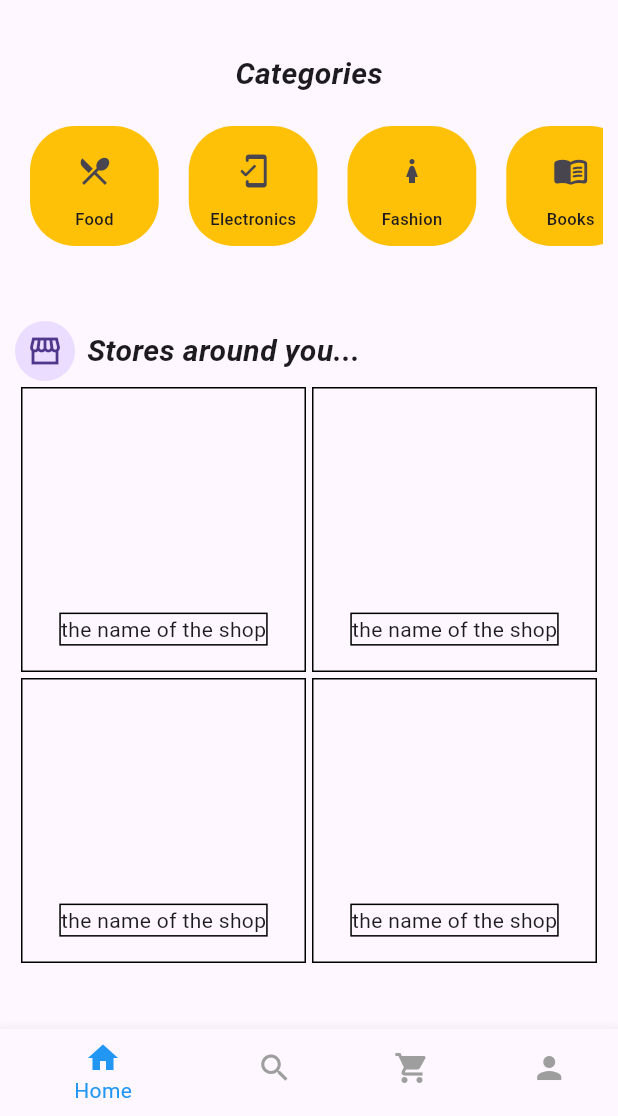
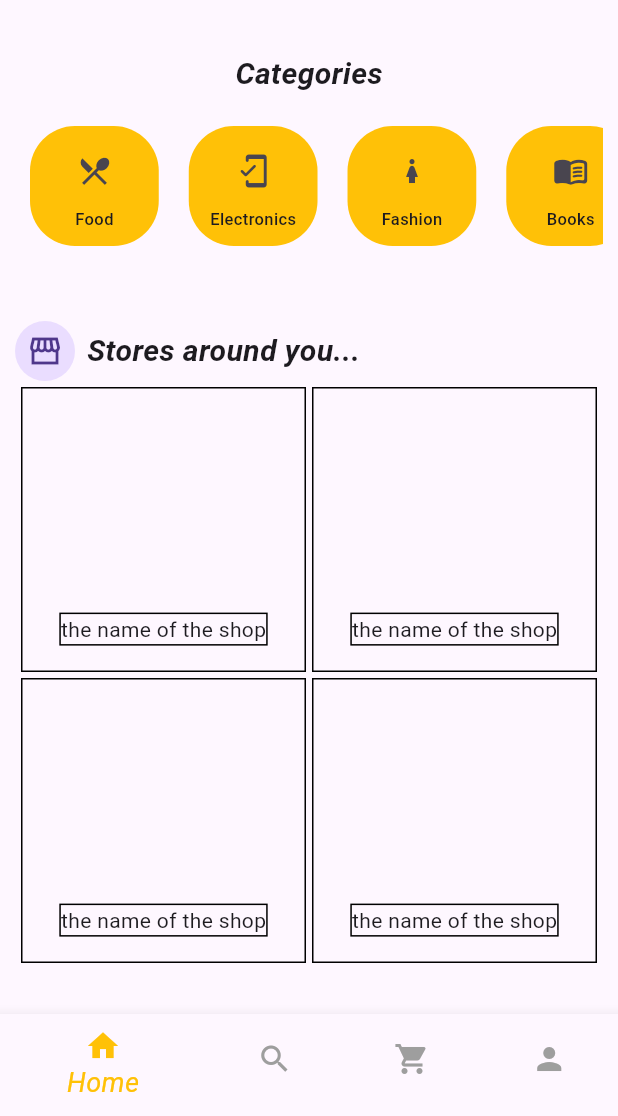
Before and after one commit to WardAlawabeda/PL_Peoject, a Flutter app: the screen it shows after launch, on a phone screen of 412 x 824 dp, the part 120-1236 px from its top. Run offline on Flutter 3.47's test engine with Material 3 defaults, Android fonts, the light colour scheme and no system bars.

Commit message:
nothing here

```diff
--- a/analysis_options.yaml
+++ b/analysis_options.yaml
@@ -7,6 +7,9 @@
 
 # The following line activates a set of recommended lints for Flutter apps,
 # packages, and plugins designed to encourage good coding practices.
+analyzer:
+  errors:
+    file_names: ignore
 include: package:flutter_lints/flutter.yaml
 
 linter:
--- a/lib/pages/SearchPage.dart
+++ b/lib/pages/SearchPage.dart
@@ -18,6 +18,10 @@ class SearchPage extends StatelessWidget {
                 suffix: Icon(Icons.search),
                 border: OutlineInputBorder(
                     borderRadius: BorderRadius.all(Radius.circular(10.0)))),
+          ),
+          //the search result goes here
+          SingleChildScrollView(
+
           )
         ],
       ),
--- a/lib/widgets/CustomButtonNavigationBar.dart
+++ b/lib/widgets/CustomButtonNavigationBar.dart
@@ -32,9 +32,16 @@ class CustomBottomNavigationBar extends StatelessWidget {
         ),
       ],
       currentIndex: currentIndex,
-      selectedItemColor: Colors.blue,
+      selectedItemColor: Colors.amber,
       unselectedItemColor: Colors.grey,
       onTap: onTap,
+      showSelectedLabels: true,
+      showUnselectedLabels: false,
+      selectedLabelStyle:const TextStyle(
+        fontStyle: FontStyle.italic
+      ),
+      selectedFontSize: 18.0,
+
     );
   }
 }
```
